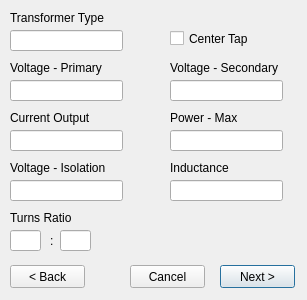
The window that AltiumPartsDB/transformer_dlg.ui (fierst/parts-db-editor) describes before a commit, drawn with Qt 5.
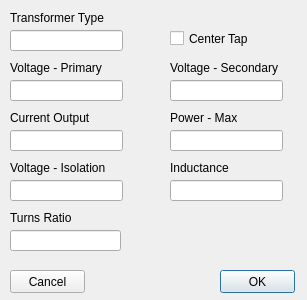
The same window after the commit.

```diff
--- a/AltiumPartsDB/transformer_dlg.ui
+++ b/AltiumPartsDB/transformer_dlg.ui
@@ -49,17 +49,7 @@
     </rect>
    </property>
   </widget>
-  <widget class="QLineEdit" name="box_ratio_primary">
-   <property name="geometry">
-    <rect>
-     <x>10</x>
-     <y>230</y>
-     <width>31</width>
-     <height>21</height>
-    </rect>
-   </property>
-  </widget>
-  <widget class="QLineEdit" name="box_max_power">
+  <widget class="QLineEdit" name="box_power_max">
    <property name="geometry">
     <rect>
      <x>170</x>
@@ -197,25 +187,12 @@
     </rect>
    </property>
   </widget>
-  <widget class="QLabel" name="lbl_ratio_sep">
+  <widget class="QLineEdit" name="box_turns_ratio">
    <property name="geometry">
     <rect>
-     <x>50</x>
+     <x>10</x>
      <y>230</y>
-     <width>21</width>
-     <height>21</height>
-    </rect>
-   </property>
-   <property name="text">
-    <string>:</string>
-   </property>
-  </widget>
-  <widget class="QLineEdit" name="box_ratio_secondary">
-   <property name="geometry">
-    <rect>
-     <x>60</x>
-     <y>230</y>
-     <width>31</width>
+     <width>111</width>
      <height>21</height>
     </rect>
    </property>
@@ -237,33 +214,20 @@
    <property name="geometry">
     <rect>
      <x>220</x>
-     <y>265</y>
+     <y>270</y>
      <width>75</width>
      <height>23</height>
     </rect>
    </property>
    <property name="text">
-    <string>Next &gt;</string>
-   </property>
-  </widget>
-  <widget class="QPushButton" name="btn_back">
-   <property name="geometry">
-    <rect>
-     <x>10</x>
-     <y>265</y>
-     <width>75</width>
-     <height>23</height>
-    </rect>
-   </property>
-   <property name="text">
-    <string>&lt; Back</string>
+    <string>OK</string>
    </property>
   </widget>
   <widget class="QPushButton" name="btn_cancel">
    <property name="geometry">
     <rect>
-     <x>130</x>
-     <y>265</y>
+     <x>10</x>
+     <y>270</y>
      <width>75</width>
      <height>23</height>
     </rect>
```
Left out of the diff: 25 changed lines with no effect on the pictures.
